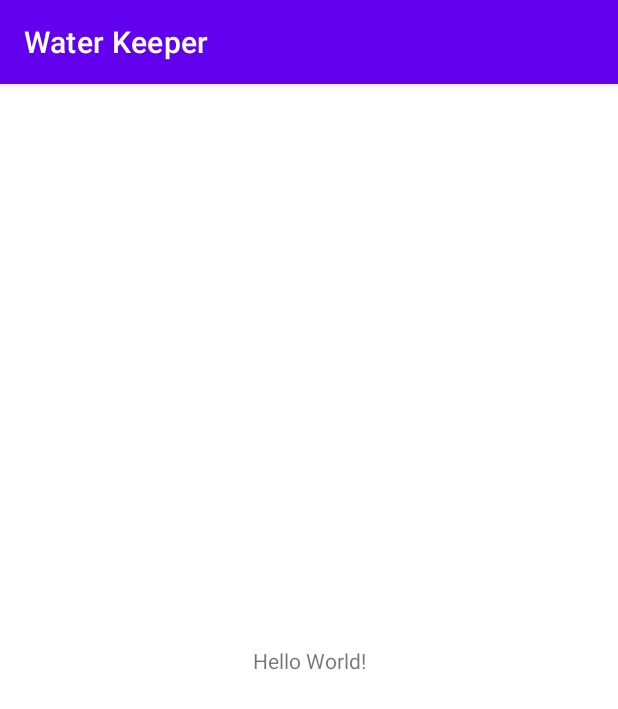
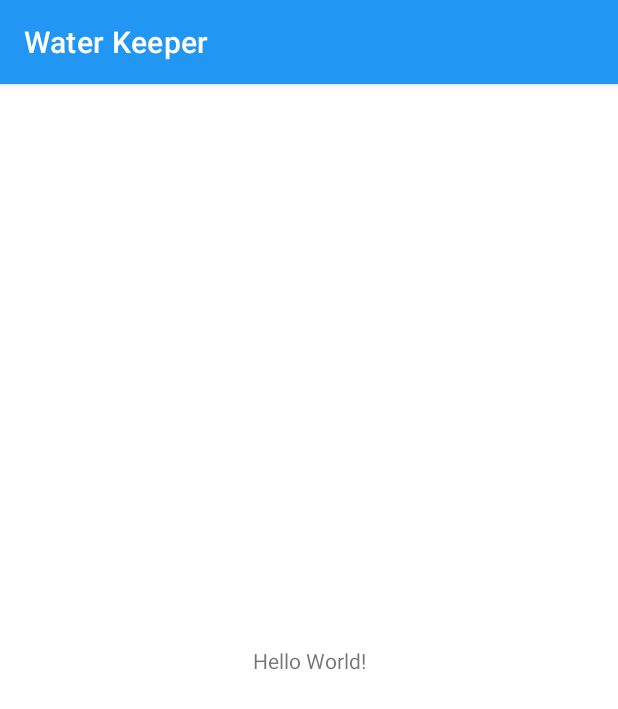
Before and after one commit to TinkZhang/WaterKeeper-Android, an Android app: the screen it shows after launch (MainActivity), on a phone screen of 412 x 824 dp. Shown: the top 709 px of the screen. Run offline under Robolectric (Android 15) with nearby library versions, the phone set to English and light mode, and no system bars.

Commit message:
Update App theme color

```diff
--- a/app/src/main/res/values-night/themes.xml
+++ b/app/src/main/res/values-night/themes.xml
@@ -2,12 +2,12 @@
     <!-- Base application theme. -->
     <style name="Theme.WaterKeeper" parent="Theme.MaterialComponents.DayNight.DarkActionBar">
         <!-- Primary brand color. -->
-        <item name="colorPrimary">@color/purple_200</item>
-        <item name="colorPrimaryVariant">@color/purple_700</item>
+        <item name="colorPrimary">#6EC6FF</item>
+        <item name="colorPrimaryVariant">#0069C0</item>
         <item name="colorOnPrimary">@color/black</item>
         <!-- Secondary brand color. -->
-        <item name="colorSecondary">@color/teal_200</item>
-        <item name="colorSecondaryVariant">@color/teal_200</item>
+        <item name="colorSecondary">#FFF169</item>
+        <item name="colorSecondaryVariant">#FFF169</item>
         <item name="colorOnSecondary">@color/black</item>
         <!-- Status bar color. -->
         <item name="android:statusBarColor" tools:targetApi="l">?attr/colorPrimaryVariant</item>
--- a/app/src/main/res/values/themes.xml
+++ b/app/src/main/res/values/themes.xml
@@ -2,12 +2,12 @@
     <!-- Base application theme. -->
     <style name="Theme.WaterKeeper" parent="Theme.MaterialComponents.DayNight.DarkActionBar">
         <!-- Primary brand color. -->
-        <item name="colorPrimary">@color/purple_500</item>
-        <item name="colorPrimaryVariant">@color/purple_700</item>
+        <item name="colorPrimary">#2197F3</item>
+        <item name="colorPrimaryVariant">#0069C0</item>
         <item name="colorOnPrimary">@color/white</item>
         <!-- Secondary brand color. -->
-        <item name="colorSecondary">@color/teal_200</item>
-        <item name="colorSecondaryVariant">@color/teal_700</item>
+        <item name="colorSecondary">#FBBF35</item>
+        <item name="colorSecondaryVariant">#C48F00</item>
         <item name="colorOnSecondary">@color/black</item>
         <!-- Status bar color. -->
         <item name="android:statusBarColor" tools:targetApi="l">?attr/colorPrimaryVariant</item>
```
